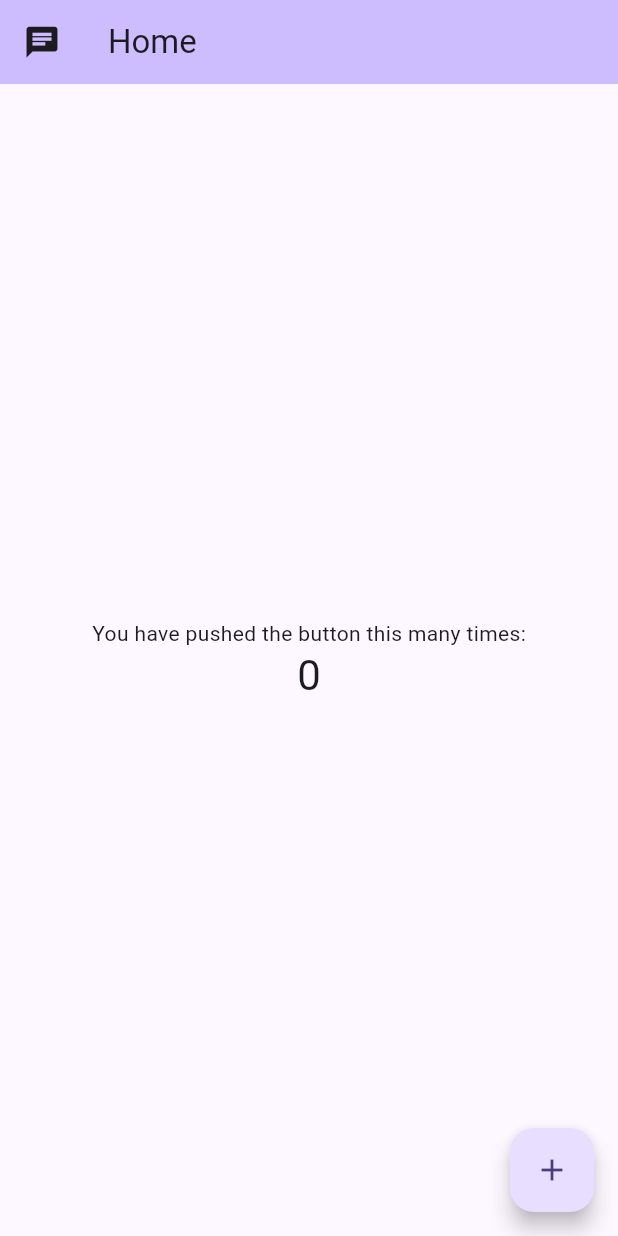
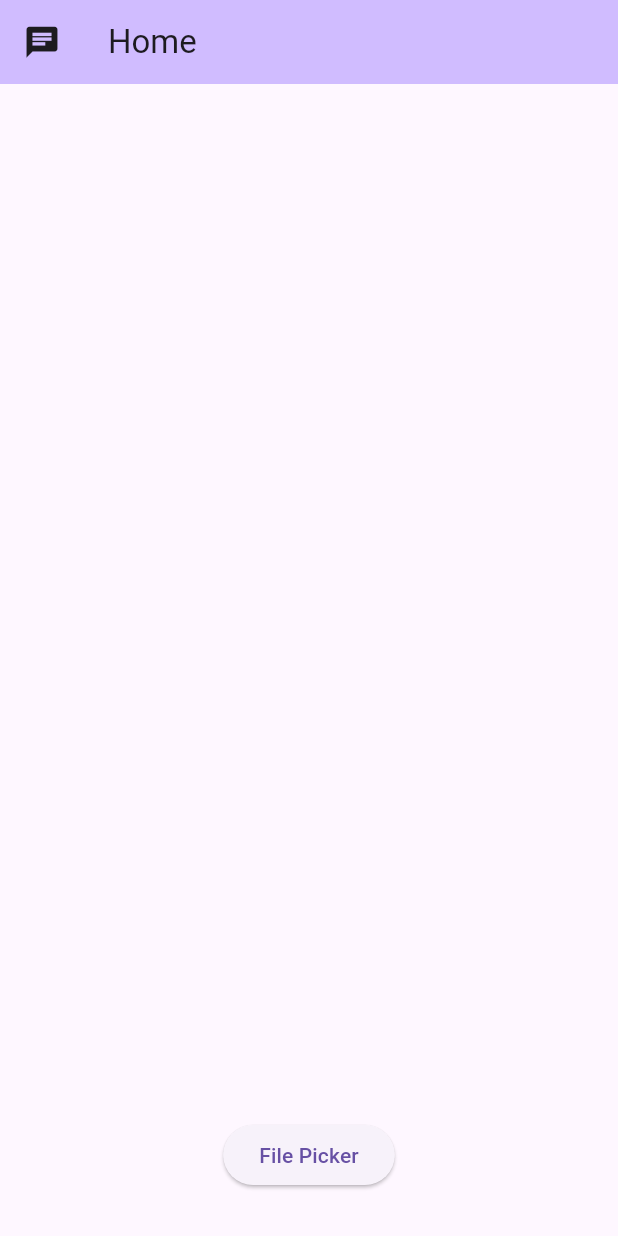
Before and after one commit to hicsail/poseidon-bot, a Flutter app: the screen it shows after launch, on a phone screen of 412 x 824 dp. Run offline on Flutter 3.47's test engine with Material 3 defaults, Android fonts, the phone set to English and light mode, and no system bars; our stand-ins replace file_picker, shared_preferences.

Commit message:
feat: start working on file picker

```diff
--- a/frontend/app/lib/homepage.dart
+++ b/frontend/app/lib/homepage.dart
@@ -1,5 +1,5 @@
-
 import 'package:app/widgets/PoseidonAppBar.dart';
+import 'package:file_picker/file_picker.dart';
 import 'package:flutter/material.dart';
 
 class MyHomePage extends StatefulWidget {
@@ -12,36 +12,65 @@ class MyHomePage extends StatefulWidget {
 }
 
 class _MyHomePageState extends State<MyHomePage> {
-  int _counter = 0;
-
-  void _incrementCounter() {
-    setState(() {
-      _counter++;
-    });
-  }
-
+  FilePickerResult? result;
   @override
   Widget build(BuildContext context) {
-    return Scaffold(
+    return MaterialApp(
+      debugShowCheckedModeBanner: false,
+      home: Scaffold(
         appBar: CustomAppBar(title: widget.title),
-      body: Center(
+        body: Padding(
+          padding: const EdgeInsets.all(30.0),
           child: Column(
+            mainAxisAlignment: MainAxisAlignment.start,
+            children: [
+              if (result != null)
+                Padding(
+                  padding: const EdgeInsets.all(8.0),
+                  child: Column(
+                    crossAxisAlignment: CrossAxisAlignment.center,
                     mainAxisAlignment: MainAxisAlignment.center,
-          children: <Widget>[
+                    children: [
                       const Text(
-              'You have pushed the button this many times:',
+                        'Selected file:',
+                        style:
+                            TextStyle(fontSize: 16, fontWeight: FontWeight.bold),
                       ),
-            Text(
-              '$_counter',
-              style: Theme.of(context).textTheme.headlineMedium,
+                      const SizedBox(height: 10,),
+                      ListView.separated(
+                          shrinkWrap: true,
+                          itemCount: result?.files.length ?? 0,
+                          itemBuilder: (context, index) {
+                            return Text(result?.files[index].name ?? '',
+                                style: const TextStyle(
+                                    fontSize: 16, fontWeight: FontWeight.bold));
+                          }, separatorBuilder: (BuildContext context, int index) {
+                            return const SizedBox(height: 5,);
+                           },)
+                    ],
+                  ),
+                ),
+                const Spacer(),
+              Center(
+                child: ElevatedButton(
+                  onPressed: () async {
+                    result =
+                        await FilePicker.platform.pickFiles(allowMultiple: true);
+                    if (result == null) {
+                      print("No file selected");
+                    } else {
+                      setState(() {});
+                      for (var element in result!.files) {
+                        print(element.name);
+                      }
+                    }
+                  },
+                  child: const Text("File Picker"),
+                ),
               ),
             ],
           ),
         ),
-      floatingActionButton: FloatingActionButton(
-        onPressed: _incrementCounter,
-        tooltip: 'Increment',
-        child: const Icon(Icons.add),
       ),
     );
   }
--- a/frontend/app/pubspec.yaml
+++ b/frontend/app/pubspec.yaml
@@ -31,7 +31,7 @@ dependencies:
   flutter:
     sdk: flutter
   shared_preferences: ^2.0.13
-
+  file_picker: ^5.2.6
 
   # The following adds the Cupertino Icons font to your application.
   # Use with the CupertinoIcons class for iOS style icons.
```
Also changed, not shown: frontend/app/pubspec.lock, 1 other file. Lines whose indentation alone changed are shown as unchanged.
